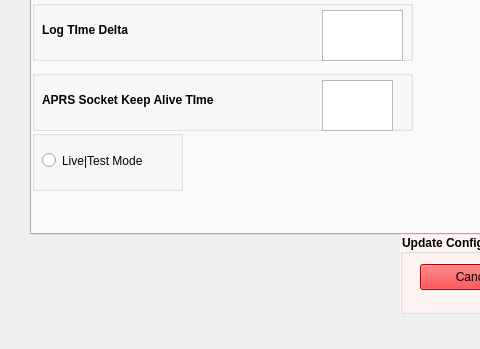
This is flogger_config_1.ui in tobiz/OGN-Flight-Logger_V3 as Qt 5 draws it before an edit; both pictures show x 0 to 480 and y 565 to 914 of the 700 by 914 pixel window. The edited form follows.
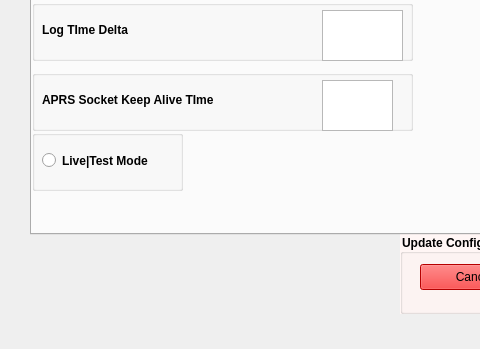
This is the edited form. Icons and pictures are not drawn.

Commit message: Minor change to Keep Alive Tool Tip

```diff
--- a/flogger_config_1.ui
+++ b/flogger_config_1.ui
@@ -2322,6 +2322,12 @@
          <height>21</height>
         </rect>
        </property>
+       <property name="font">
+        <font>
+         <weight>75</weight>
+         <bold>true</bold>
+        </font>
+       </property>
        <property name="toolTip">
         <string>&lt;html&gt;&lt;head/&gt;&lt;body&gt;&lt;p&gt;Record flight tracks Y|N&lt;/p&gt;&lt;/body&gt;&lt;/html&gt;</string>
        </property>
```
Left out of the diff: 2 changed lines with no effect on the pictures.
